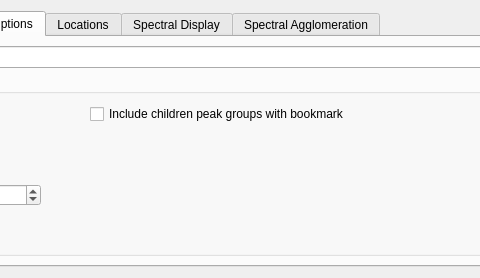
First picture: the form in src/maven/forms/settingsform.ui, repository eugenemel/maven, before the edit; both pictures show x 502 to 982 and y 0 to 278 of the 1094 by 278 pixel window.
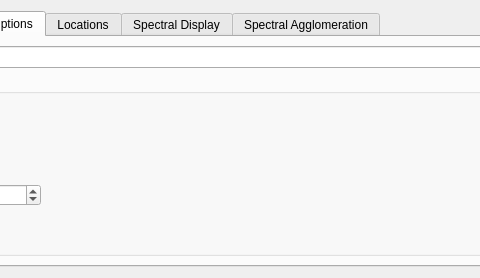
Second picture: the form after the edit. The open tabs and pages were chosen to show the change. Icons and pictures are not drawn.

Commit message: Issue 408: Remove option to bookmark peaks without children, always set to true.

```diff
--- a/src/maven/forms/settingsform.ui
+++ b/src/maven/forms/settingsform.ui
@@ -798,19 +798,6 @@
            <double>0.500000000000000</double>
           </property>
          </widget>
-         <widget class="QCheckBox" name="chkIncludeChildren">
-          <property name="geometry">
-           <rect>
-            <x>570</x>
-            <y>30</y>
-            <width>301</width>
-            <height>20</height>
-           </rect>
-          </property>
-          <property name="text">
-           <string>Include children peak groups with bookmark</string>
-          </property>
-         </widget>
         </widget>
        </item>
       </layout>
```
The commit also changes 2 other files.
